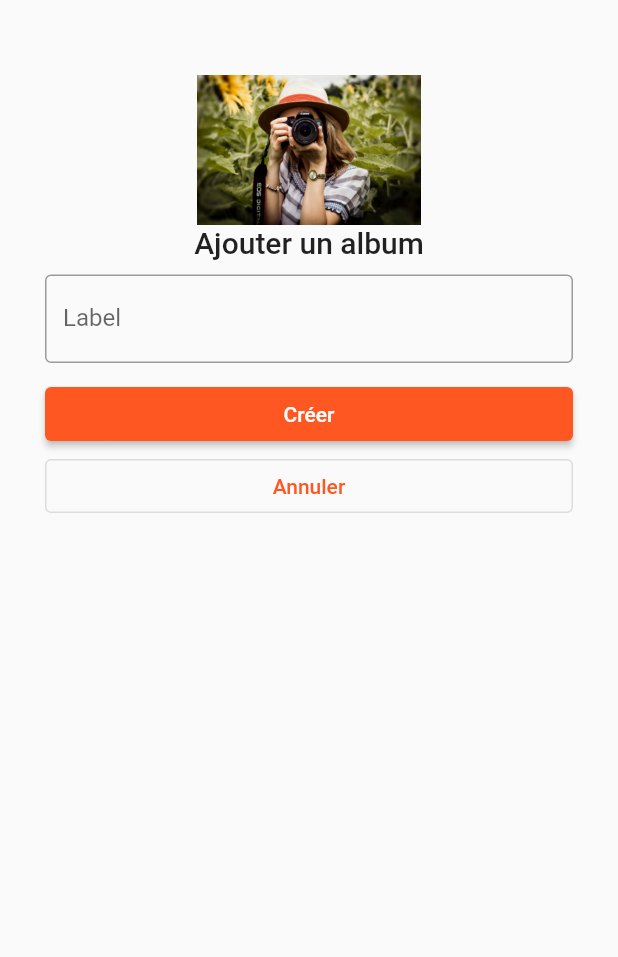
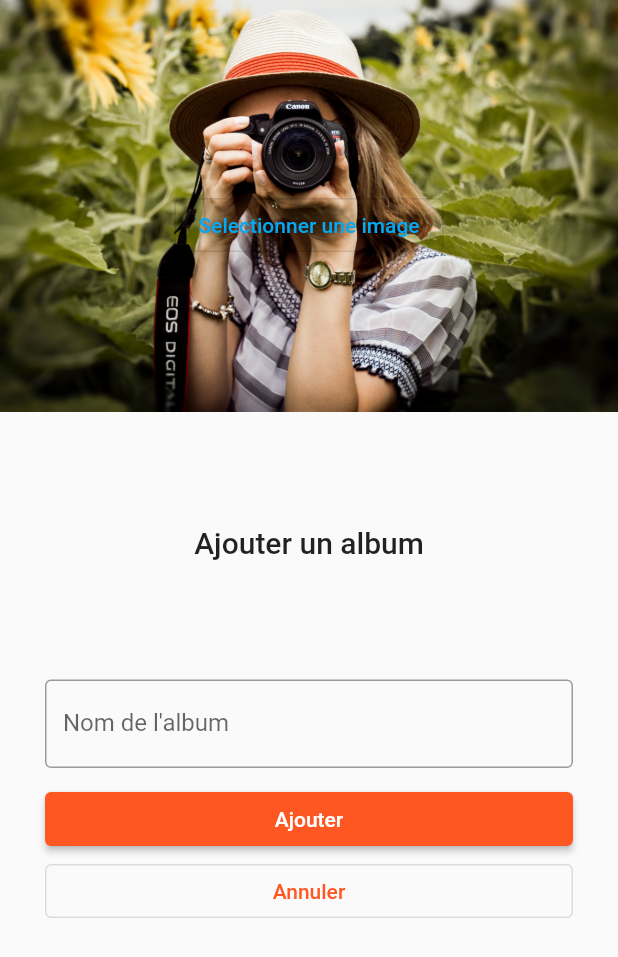
Before and after one commit to Darylabrador/SimpGalleryApp, a Flutter app: the CreateAlbum screen opened by its route, on a phone screen of 412 x 824 dp. Shown: the top 957 px of the screen. Run offline on Flutter 3.47's test engine with Material 2 defaults, Android fonts, the phone set to English and light mode, and no system bars; our stand-ins replace flutter_dotenv, flutter_styled_toast, localstorage.

Commit message:
maj create album

```diff
--- a/lib/screens/albums/create_album.dart
+++ b/lib/screens/albums/create_album.dart
@@ -28,24 +28,47 @@ class _CreateAlbumState extends State<CreateAlbum> {
     return Scaffold(
       body: SingleChildScrollView(
         child: Container(
-          padding: EdgeInsets.symmetric(vertical: 50.0, horizontal: 30.0),
           child: Form(
             key: _formKey,
             child: Column(
-              crossAxisAlignment: CrossAxisAlignment.stretch,
               children: <Widget>[
-                Image.asset('assets/sample-01.jpg',
-                    height: 100.0, width: 100.0),
+                Container(
+                    height: 300,
+                    width: 500,
+                    child: Stack(children: <Widget>[
+                      Image.asset('assets/sample-01.jpg', fit: BoxFit.cover),
+                      Center(
+                        child: OutlinedButton(
+                          style: ButtonStyle(
+                            foregroundColor: MaterialStateProperty.all<Color>(
+                                Colors.lightBlue),
+                          ),
+                          onPressed: () {
+                            Navigator.pushNamed(context, '/home');
+                          },
+                          child: Text("Selectionner une image"),
+                        ),
+                      ),
+                    ])),
+                SizedBox(height: 50.0),
                 Center(
                   child: Text('Ajouter un album',
                       style: Theme.of(context).textTheme.headline6),
                 ),
-                SizedBox(height: 10.0),
+                Container(
+                  padding:
+                      EdgeInsets.symmetric(vertical: 50.0, horizontal: 30.0),
+                  child: Column(
+                    crossAxisAlignment: CrossAxisAlignment.stretch,
+                    children: <Widget>[
+                      SizedBox(height: 30.0),
                       TextFormField(
                         decoration: InputDecoration(
-                      labelText: 'Label', border: OutlineInputBorder()),
-                  validator: (val) =>
-                      val!.isEmpty ? 'Entrez un nom pour votre album' : null,
+                            labelText: 'Nom de l\'album',
+                            border: OutlineInputBorder()),
+                        validator: (val) => val!.isEmpty
+                            ? 'Entrez un nom pour votre album'
+                            : null,
                         onChanged: (val) => label = val,
                       ),
                       SizedBox(height: 10.0),
@@ -80,7 +103,7 @@ class _CreateAlbumState extends State<CreateAlbum> {
                           //   }
                           // }
                         },
-                  child: Text('Créer'),
+                        child: Text('Ajouter'),
                       ),
                       OutlinedButton(
                         onPressed: () {
@@ -91,6 +114,9 @@ class _CreateAlbumState extends State<CreateAlbum> {
                     ],
                   ),
                 ),
+              ],
+            ),
+          ),
         ),
       ),
     );
```
Lines whose indentation alone changed are shown as unchanged.
